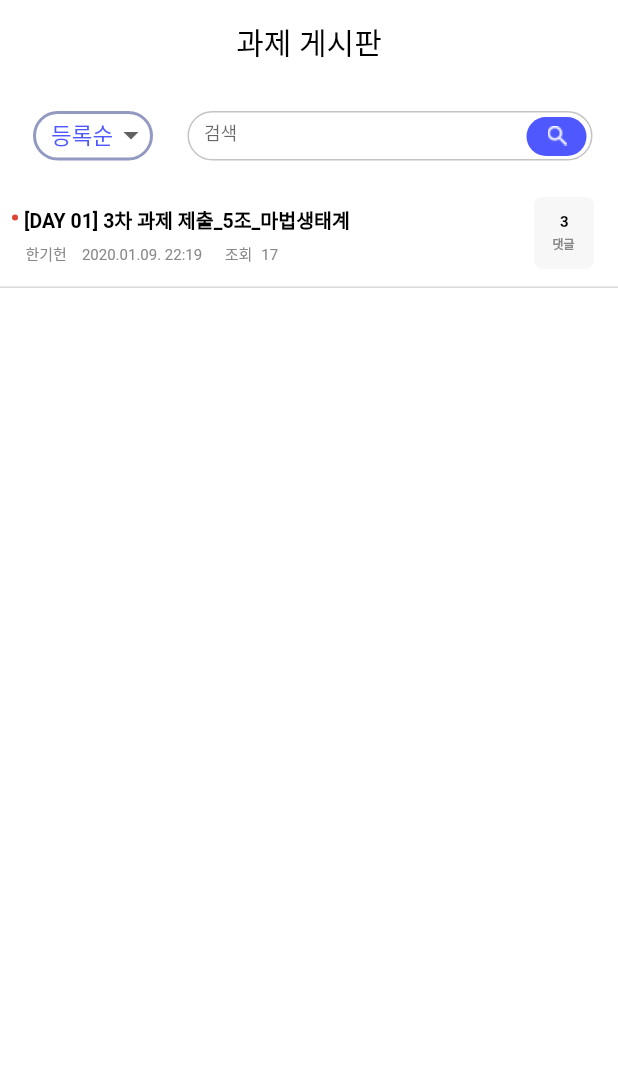
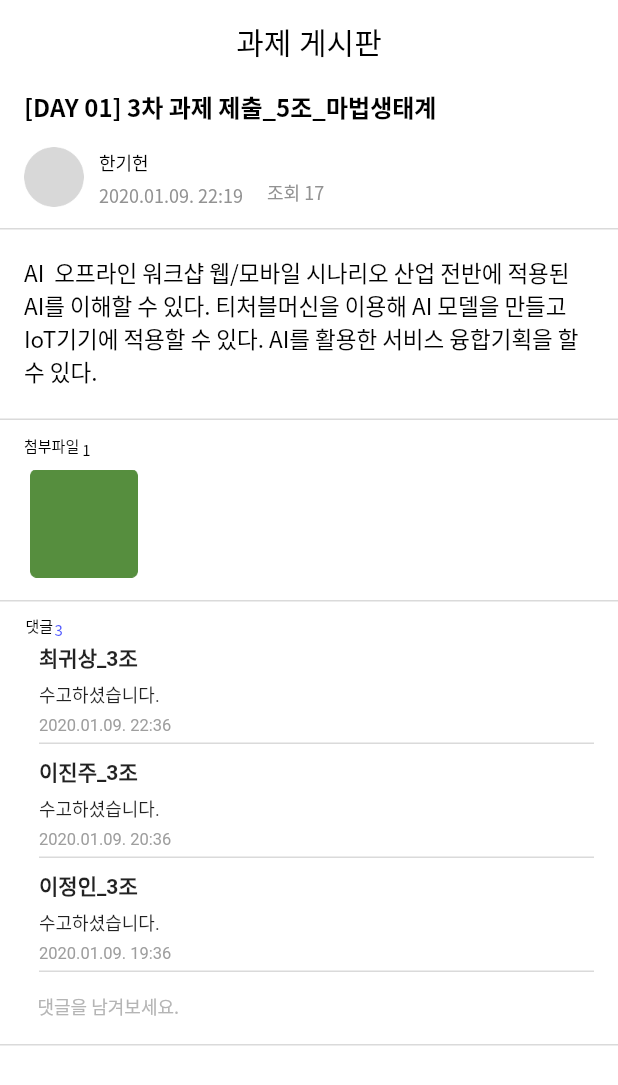
Before and after one commit to kimkihwan/workshop, a Flutter app: the screen it shows after launch, on a phone screen of 412 x 824 dp. Shown: the top 1085 px of the screen. Run offline on Flutter 3.47's test engine with Material 2 defaults, Android fonts, the phone set to English and light mode, and no system bars; our stand-ins replace dotted_border, image_picker; Roboto replaces fonts that are missing (Apple SD Gothic Neo, Noto Sans CJK KR).

Commit message:
task detail add
task detail add

```diff
--- a/lib/main.dart
+++ b/lib/main.dart
@@ -1,6 +1,6 @@
 import 'package:flutter/material.dart';
 import 'package:workshop/login.dart';
-import 'package:workshop/task_board.dart';
+import 'package:workshop/task_detail.dart';
 
 void main() => runApp(App());
 
@@ -9,7 +9,7 @@ class App extends StatelessWidget {
   @override
   Widget build(BuildContext context) {
     return MaterialApp(
-      home: TaskBoardViewWidget(),
+      home: TaskDetailViewWidget(),
     );
   }
 }
--- /dev/null
+++ b/lib/task_detail.dart
@@ -0,0 +1,482 @@
+import 'package:flutter/material.dart';
+import 'package:flutter/rendering.dart';
+import 'values/values.dart';
+
+
+class TaskDetailViewWidget extends StatefulWidget {
+  @override
+  _TaskDetailViewWidgetState createState() => _TaskDetailViewWidgetState();
+}
+
+class _TaskDetailViewWidgetState extends State<TaskDetailViewWidget> {
+
+  List<String> edits = ["수정", "삭제"];
+
+  List<Reply> replys = [
+    Reply(date: "2020.01.09. 22:36", name: "최귀상_3조", text: "수고하셨습니다."),
+    Reply(date: "2020.01.09. 20:36", name: "이진주_3조", text: "수고하셨습니다."),
+    Reply(date: "2020.01.09. 19:36", name: "이정인_3조", text: "수고하셨습니다."),
+  ];
+
+  bool isInput = false;
+
+  TextEditingController _replyController = TextEditingController();
+
+  @override
+  Widget build(BuildContext context) {
+    return Scaffold(
+      resizeToAvoidBottomPadding: false,
+      appBar: AppBar(
+        centerTitle: true,
+        elevation: 0.0,
+        backgroundColor: Colors.white,
+        title: Text("과제 게시판", style: TextStyle(color:Colors.black)),
+        actions: <Widget>[
+          PopupMenuButton<String>(
+            itemBuilder: (BuildContext context) {
+              return edits.map((String value) {
+                return PopupMenuItem<String>(
+                  value: value,
+                  child: Text(value, style: TextStyle(color: value=="삭제"?Colors.red:Colors.black),),
+                );
+              }).toList();
+            },
+          ),
+        ],
+      ),
+      body: Container(
+        // constraints: BoxConstraints.expand(),
+        decoration: BoxDecoration(
+          color: Color.fromARGB(255, 255, 255, 255),
+        ),
+        child: Column(
+          crossAxisAlignment: CrossAxisAlignment.stretch,
+          children: [
+            Align(
+              alignment: Alignment.topLeft,
+              child: Container(
+                width: 275,
+                margin: EdgeInsets.only(left: 16, top: 3),
+                child: Text(
+                  "[DAY 01] 3차 과제 제출_5조_마법생태계",
+                  textAlign: TextAlign.left,
+                  style: TextStyle(
+                    color: Color.fromARGB(255, 0, 0, 0),
+                    fontFamily: "Noto Sans CJK KR",
+                    fontWeight: FontWeight.w700,
+                    fontSize: 16,
+                  ),
+                ),
+              ),
+            ),
+            Align(
+              alignment: Alignment.topLeft,
+              child: Container(
+                width: 204,
+                height: 40,
+                margin: EdgeInsets.only(left: 16, top: 16),
+                child: Row(
+                  crossAxisAlignment: CrossAxisAlignment.stretch,
+                  children: [
+                    Align(
+                      alignment: Alignment.topLeft,
+                      child: Container(
+                        width: 40,
+                        height: 40,
+                        child: Image.asset(
+                          "assets/images/white_one.png",
+                          fit: BoxFit.none,
+                        ),
+                      ),
+                    ),
+                    Align(
+                      alignment: Alignment.topLeft,
+                      child: Container(
+                        width: 100,
+                        height: 60,
+                        margin: EdgeInsets.only(left: 10, top: 1),
+                        child: Column(
+                          mainAxisSize: MainAxisSize.max,
+                          crossAxisAlignment: CrossAxisAlignment.stretch,
+                          children: [
+                            Align(
+                              alignment: Alignment.topLeft,
+                              child: Text(
+                                "한기헌",
+                                textAlign: TextAlign.left,
+                                style: TextStyle(
+                                  color: Color.fromARGB(255, 0, 0, 0),
+                                  fontFamily: "Noto Sans CJK KR",
+                                  fontWeight: FontWeight.w400,
+                                  fontSize: 12,
+                                ),
+                              ),
+                            ),
+                            Align(
+                              alignment: Alignment.topLeft,
+                              child: Container(
+                                margin: EdgeInsets.only(top: 5),
+                                child: Text(
+                                  "2020.01.09. 22:19",
+                                  textAlign: TextAlign.left,
+                                  style: TextStyle(
+                                    color: Color.fromARGB(255, 146, 146, 146),
+                                    fontFamily: "Noto Sans CJK KR",
+                                    fontWeight: FontWeight.w400,
+                                    fontSize: 12,
+                                  ),
+                                ),
+                              ),
+                            ),
+                          ],
+                        ),
+                      ),
+                    ),
+                    Align(
+                      alignment: Alignment.topLeft,
+                      child: Container(
+                        margin: EdgeInsets.only(left: 12, top: 21),
+                        child: Text(
+                          "조회 17",
+                          textAlign: TextAlign.left,
+                          style: TextStyle(
+                            color: Color.fromARGB(255, 146, 146, 146),
+                            fontFamily: "Noto Sans CJK KR",
+                            fontWeight: FontWeight.w400,
+                            fontSize: 12,
+                          ),
+                        ),
+                      ),
+                    ),
+                  ],
+                ),
+              ),
+            ),
+            Container(
+              height: 1,
+              margin: EdgeInsets.only(top: 14),
+              decoration: BoxDecoration(
+                color: Color.fromARGB(255, 218, 218, 218),
+              ),
+              child: Container(),
+            ),
+            Align(
+              alignment: Alignment.center,
+              child: Container(
+                margin: EdgeInsets.only(left: 16, top: 18, right: 16),
+                child: Text(
+                  "AI  오프라인 워크샵 웹/모바일 시나리오 산업 전반에 적용된 AI를 이해할 수 있다. 티처블머신을 이용해 AI 모델을 만들고 IoT기기에 적용할 수 있다. AI를 활용한 서비스 융합기획을 할 수 있다.",
+                  textAlign: TextAlign.left,
+                  style: TextStyle(
+                    color: Color.fromARGB(255, 0, 0, 0),
+                    fontFamily: "Noto Sans CJK KR",
+                    fontWeight: FontWeight.w400,
+                    fontSize: 15,
+                  ),
+                ),
+              ),
+            ),
+            Container(
+              height: 1,
+              margin: EdgeInsets.only(top: 20),
+              decoration: BoxDecoration(
+                color: Color.fromARGB(255, 218, 218, 218),
+              ),
+              child: Container(),
+            ),
+            Align(
+              alignment: Alignment.topLeft,
+              child: Container(
+                width: 45,
+                height: 15,
+                margin: EdgeInsets.only(left: 16, top: 9),
+                child: Row(
+                  crossAxisAlignment: CrossAxisAlignment.stretch,
+                  children: [
+                    Align(
+                      alignment: Alignment.topLeft,
+                      child: Text(
+                        "첨부파일",
+                        textAlign: TextAlign.left,
+                        style: TextStyle(
+                          color: Color.fromARGB(255, 0, 0, 0),
+                          fontFamily: "Noto Sans CJK KR",
+                          fontWeight: FontWeight.w400,
+                          fontSize: 10,
+                        ),
+                      ),
+                    ),
+                    Align(
+                      alignment: Alignment.topLeft,
+                      child: Container(
+                        margin: EdgeInsets.only(left: 2, top: 3),
+                        child: Text(
+                          "1",
+                          textAlign: TextAlign.left,
+                          style: TextStyle(
+                            color: Color.fromARGB(255, 0, 0, 0),
+                            fontFamily: "Noto Sans CJK KR",
+                            fontWeight: FontWeight.w400,
+                            fontSize: 10,
+                          ),
+                        ),
+                      ),
+                    ),
+                  ],
+                ),
+              ),
+            ),
+            Align(
+              alignment: Alignment.topLeft,
+              child: Container(
+                width: 72,
+                height: 72,
+                margin: EdgeInsets.only(left: 20, top: 9),
+                child: Image.asset(
+                  "assets/images/green_rec.png",
+                  fit: BoxFit.fitWidth,
+                ),
+              ),
+            ),
+            Container(
+              height: 1,
+              margin: EdgeInsets.only(top: 15),
+              decoration: BoxDecoration(
+                color: Color.fromARGB(255, 218, 218, 218),
+              ),
+              child: Container(),
+            ),
+            Align(
+              alignment: Alignment.topLeft,
+              child: Container(
+                width: 26,
+                height: 15,
+                margin: EdgeInsets.only(left: 17, top: 8),
+                child: Row(
+                  crossAxisAlignment: CrossAxisAlignment.stretch,
+                  children: [
+                    Align(
+                      alignment: Alignment.topLeft,
+                      child: Text(
+                        "댓글",
+                        textAlign: TextAlign.left,
+                        style: TextStyle(
+                          color: Color.fromARGB(255, 0, 0, 0),
+                          fontFamily: "Noto Sans CJK KR",
+                          fontWeight: FontWeight.w400,
+                          fontSize: 10,
+                        ),
+                      ),
+                    ),
+                    Align(
+                      alignment: Alignment.topLeft,
+                      child: Container(
+                        margin: EdgeInsets.only(left: 1, top: 3),
+                        child: Text(
+                          "3",
+                          textAlign: TextAlign.left,
+                          style: TextStyle(
+                            color: Color.fromARGB(255, 79, 87, 255),
+                            fontFamily: "Noto Sans CJK KR",
+                            fontWeight: FontWeight.w400,
+                            fontSize: 10,
+                          ),
+                        ),
+                      ),
+                    ),
+                    // Container(
+                    //   height: 1,
+                    //   margin: EdgeInsets.only(bottom: 38),
+                    //   decoration: BoxDecoration(
+                    //     color: Color.fromARGB(255, 218, 218, 218),
+                    //   ),
+                    //   child: Container(),
+                    // ),
+                  ],
+                ),
+              ),
+            ),
+            Expanded(
+              child:
+              ListView.builder(
+                itemCount: replys.length+1,
+                itemBuilder: (BuildContext context, int index) {
+                  if (index == replys.length) {
+                    return GestureDetector(
+                      onTap: () {
+                        showDialog(
+                          context: context,
+                          builder: (BuildContext context) {
+                            return AlertDialog(
+                              title: Text("댓글 입력"),
+                              shape: RoundedRectangleBorder(
+                                  borderRadius:
+                                      BorderRadius.circular(20.0)), //this right here
+                              content: Container(
+                                height: 100,
+                                child: Padding(
+                                  padding: const EdgeInsets.all(12.0),
+                                  child: Column(
+                                    mainAxisAlignment: MainAxisAlignment.center,
+                                    crossAxisAlignment: CrossAxisAlignment.start,
+                                    children: [
+                                      TextField(
+                                        autofocus: true,
+                                        onChanged: (string) {
+                                          setState(() {
+                                            if (string.length > 1)
+                                              isInput = true;
+                                            else {
+                                              isInput = false;
+                                            }
+                                          });
+                                        },
+                                        controller: _replyController,
+                                        decoration: InputDecoration(
+                                          border: InputBorder.none,
+                                          hintText: '댓글을 입력해주세요'
+                                        ),
+                                      ),
+                                    ],
+                                  ),
+                                ),
+                              ),
+                              actions: <Widget>[
+                                FlatButton(
+                                  onPressed: (){
+                                    if (isInput) {
+                                      isInput = false;
+                                      _replyController.clear();
+                                      Navigator.of(context).pop();
+                                    }
+                                  },
+                                  child: Text("등록")
+                                ),
+                                FlatButton(
+                                  onPressed: () {
+                                    isInput = false;
+                                    _replyController.clear();
+                                    Navigator.of(context).pop();
+                                  },
+                                  child: Text("취소")
+                                ),
+                              ],
+                            );
+                          }
+                        );
+                      },
+                      child:
+                        Padding(
+                          padding: EdgeInsets.only(top:10),
+                          child:
+                            Column(
+                              children: <Widget>[
+                                Align(
+                                  alignment: Alignment.topLeft,
+                                  child: Container(
+                                    width: 95,
+                                    height: 18,
+                                    margin: EdgeInsets.only(left:25, bottom: 16),
+                                    child:
+                                      Text(
+                                        "댓글을 남겨보세요.",
+                                        textAlign: TextAlign.left,
+                                        style: TextStyle(
+                                          color: Color.fromARGB(255, 181, 181, 181),
+                                          fontFamily: "Noto Sans CJK KR",
+                                          fontWeight: FontWeight.w400,
+                                          fontSize: 12,
+                                        ),
+                                      ),
+                                  ),
+                                ),
+                                Container(
+                                  height: 1,
+                                  margin: EdgeInsets.only(bottom: 38),
+                                  decoration: BoxDecoration(
+                                    color: Color.fromARGB(255, 218, 218, 218),
+                                  ),
+                                  child: Container(),
+                                ),
+                              ],
+                            )
+                        )
+                    );
+                  }
+                  return ListTile(
+                    title:
+                      Padding(
+                        padding: EdgeInsets.only(left:10),
+                        child: Column(
+                        crossAxisAlignment: CrossAxisAlignment.start,
+                          children: [
+                            Text(replys[index].name, style: TextStyle(fontSize: 14, fontWeight: FontWeight.bold)),
+                            SizedBox(height: 5),
+                            Text(replys[index].text, style: TextStyle(fontSize: 12)),
+                            SizedBox(height: 5),
+                            Text(replys[index].date, style: TextStyle(fontSize: 11, color: Colors.grey)),
+                            SizedBox(height: 5),
+                            Container(
+                              height: 1,
+                              decoration: BoxDecoration(
+                                color: Color.fromARGB(255, 218, 218, 218),
+                              ),
+                              child: Container(),
+                            ),
+                          ]
+                        )
+                      )
+                  );
+                }
+              ),
+            ),
+          ]
+        )
+      )
+    );
+  }
+}
+
+class Reply {
+  String name;
+  String text;
+  String date;
+
+  Reply({this.name, this.text, this.date});
+}
+
+class InputReply extends StatelessWidget {
+  @override
+  Widget build(BuildContext context) {
+    return Scaffold(
+      appBar: AppBar(
+        iconTheme: IconThemeData(color: Color(0xFF000000)),
+        centerTitle: true,
+        backgroundColor: Colors.white,
+        leading: IconButton(icon: Icon(Icons.close), onPressed: () => Navigator.of(context).pop()),
+        title: Text("댓글 입력", style: TextStyle(color: Colors.black),),
+        actions: <Widget>[
+          FlatButton(
+            onPressed: null,
+            child: Text("등록", style: TextStyle(color: Colors.blue),)
+            )
+        ],
+      ),
+      body:
+        TextField(
+          textAlign: TextAlign.center,
+          decoration: InputDecoration(
+            border: InputBorder.none,
+            hintText: '댓글을 입력해주세요',
+          ),
+          style: TextStyle(
+            color: Color.fromARGB(255, 0, 0, 0),
+            fontWeight: FontWeight.w400,
+            fontSize: 12,
+          ),
+          maxLines: 1,
+          autocorrect: false,
+        ),
+    );
+  }
+}
```
Also changed, not shown: assets/images/2.0x/green_rec.png (added), assets/images/2.0x/new.png (added), assets/images/2.0x/white_one.png (added), assets/images/3.0x/green_rec.png (added), assets/images/3.0x/new.png (added), assets/images/3.0x/white_one.png (added), assets/images/green_rec.png (added), assets/images/new.png (added), assets/images/white_one.png (added).
